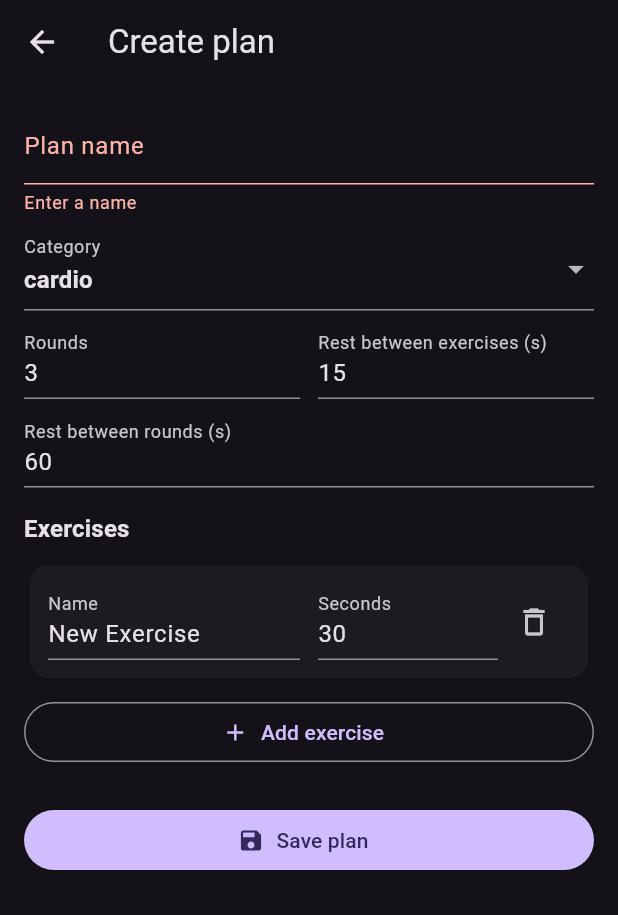
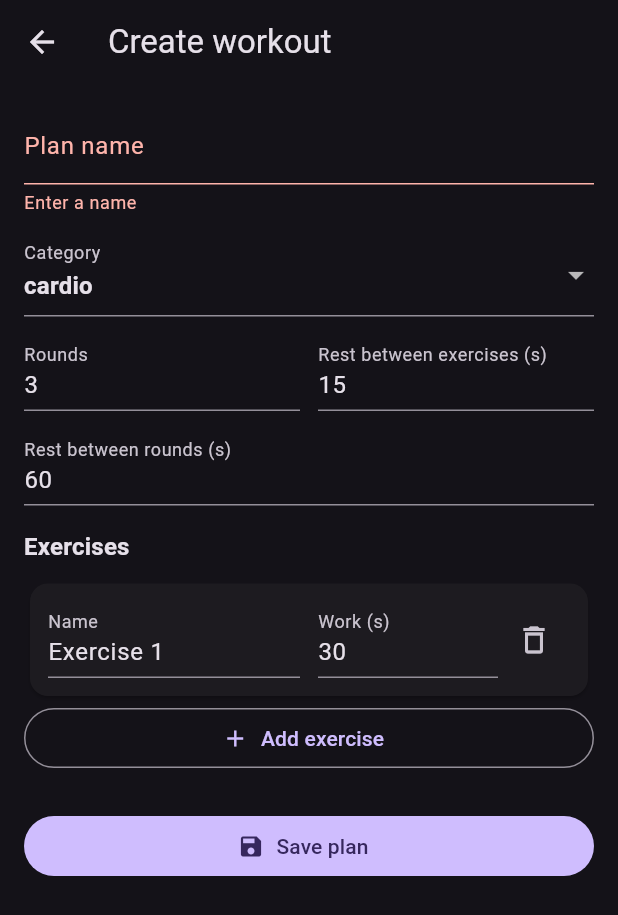
Before and after one commit to alherm7/playground1, a Flutter app: the PlanBuilderScreen screen opened directly, after a tap on the "delete outline" icon, after a tap on "Add exercise", after a tap on "Save plan", on a phone screen of 412 x 824 dp. Shown: the top 915 px of the screen. Run offline on Flutter 3.47's test engine with Material 3 defaults, Android fonts, the phone set to English and light mode, and no system bars; our stand-ins replace flutter_riverpod, flutter_tts, geolocator, shared_preferences; accounts and stored records are empty.

```diff
--- a/lib/screens/plan_builder_screen.dart
+++ b/lib/screens/plan_builder_screen.dart
@@ -6,7 +6,6 @@ import '../providers/workout_library.dart';
 
 class PlanBuilderScreen extends ConsumerStatefulWidget {
   const PlanBuilderScreen({super.key});
-
   @override
   ConsumerState<PlanBuilderScreen> createState() => _PlanBuilderScreenState();
 }
@@ -17,18 +16,18 @@ class _PlanBuilderScreenState extends ConsumerState<PlanBuilderScreen> {
 
   String _name = '';
   WorkoutCategory _category = WorkoutCategory.cardio;
-  int _rounds = 3;
-  int _restBetweenExercises = 15;
-  int _restBetweenRounds = 60;
-
+  int _rounds = 3; // a)
+  int _restBetweenExercises = 15; // c)
+  int _restBetweenRounds = 60; // d)
   final List<Exercise> _exercises = [
-    const Exercise(name: 'New Exercise', seconds: 30)
+    // b) + e)
+    const Exercise(name: 'Exercise 1', seconds: 30),
   ];
 
   @override
   Widget build(BuildContext context) {
     return Scaffold(
-      appBar: AppBar(title: const Text('Create plan')),
+      appBar: AppBar(title: const Text('Create workout')),
       body: Form(
         key: _form,
         child: ListView(
@@ -40,28 +39,27 @@ class _PlanBuilderScreenState extends ConsumerState<PlanBuilderScreen> {
                   (v == null || v.trim().isEmpty) ? 'Enter a name' : null,
               onSaved: (v) => _name = (v ?? '').trim(),
             ),
-            const SizedBox(height: 8),
+            const SizedBox(height: 12),
             DropdownButtonFormField<WorkoutCategory>(
               value: _category,
-              decoration: const InputDecoration(labelText: 'Category'),
               items: WorkoutCategory.values
                   .map((c) => DropdownMenuItem(value: c, child: Text(c.name)))
                   .toList(),
               onChanged: (c) {
                 if (c != null) setState(() => _category = c);
               },
+              decoration: const InputDecoration(labelText: 'Category'),
             ),
-            const SizedBox(height: 8),
-            Row(
-              children: [
+            const SizedBox(height: 12),
+            Row(children: [
               Expanded(
                 child: TextFormField(
                   initialValue: '$_rounds',
                   decoration: const InputDecoration(labelText: 'Rounds'),
                   keyboardType: TextInputType.number,
                   onSaved: (v) {
-                      final parsed = int.tryParse((v ?? '').trim());
-                      _rounds = parsed ?? 3;
+                    final n = int.tryParse((v ?? '').trim());
+                    _rounds = n ?? 3;
                   },
                 ),
               ),
@@ -73,35 +71,33 @@ class _PlanBuilderScreenState extends ConsumerState<PlanBuilderScreen> {
                       labelText: 'Rest between exercises (s)'),
                   keyboardType: TextInputType.number,
                   onSaved: (v) {
-                      final parsed = int.tryParse((v ?? '').trim());
-                      _restBetweenExercises = parsed ?? 15;
+                    final n = int.tryParse((v ?? '').trim());
+                    _restBetweenExercises = n ?? 15;
                   },
                 ),
               ),
-              ],
-            ),
-            const SizedBox(height: 8),
+            ]),
+            const SizedBox(height: 12),
             TextFormField(
               initialValue: '$_restBetweenRounds',
               decoration:
                   const InputDecoration(labelText: 'Rest between rounds (s)'),
               keyboardType: TextInputType.number,
               onSaved: (v) {
-                final parsed = int.tryParse((v ?? '').trim());
-                _restBetweenRounds = parsed ?? 60;
+                final n = int.tryParse((v ?? '').trim());
+                _restBetweenRounds = n ?? 60;
               },
             ),
             const SizedBox(height: 16),
             Text('Exercises', style: Theme.of(context).textTheme.titleMedium),
             const SizedBox(height: 8),
-            ..._exercises.asMap().entries.map((entry) {
-              final i = entry.key;
-              final ex = entry.value;
+            ..._exercises.asMap().entries.map((e) {
+              final i = e.key;
+              final ex = e.value;
               return Card(
                 child: Padding(
                   padding: const EdgeInsets.all(12),
-                  child: Row(
-                    children: [
+                  child: Row(children: [
                     Expanded(
                       child: TextFormField(
                         initialValue: ex.name,
@@ -109,7 +105,8 @@ class _PlanBuilderScreenState extends ConsumerState<PlanBuilderScreen> {
                         onSaved: (v) {
                           final name = (v ?? '').trim();
                           _exercises[i] = Exercise(
-                              name: name.isEmpty ? 'Exercise' : name,
+                            name:
+                                name.isEmpty ? 'Exercise ${i + 1}' : name, // e)
                             seconds: _exercises[i].seconds,
                           );
                         },
@@ -121,44 +118,46 @@ class _PlanBuilderScreenState extends ConsumerState<PlanBuilderScreen> {
                       child: TextFormField(
                         initialValue: '${ex.seconds}',
                         decoration:
-                              const InputDecoration(labelText: 'Seconds'),
+                            const InputDecoration(labelText: 'Work (s)'),
                         keyboardType: TextInputType.number,
                         onSaved: (v) {
-                            final secs = int.tryParse((v ?? '').trim());
+                          final n = int.tryParse((v ?? '').trim());
                           _exercises[i] = Exercise(
                             name: _exercises[i].name,
-                              seconds: secs ?? 30,
+                            seconds: n ?? 30, // c)
                           );
                         },
                       ),
                     ),
                     IconButton(
+                      tooltip: 'Remove',
+                      icon: const Icon(Icons.delete_outline),
                       onPressed: () => setState(() => _exercises.removeAt(i)),
-                        icon: const Icon(Icons.delete_outline),
-                        tooltip: 'Remove',
                     )
-                    ],
-                  ),
+                  ]),
                 ),
               );
             }),
-            const SizedBox(height: 8),
             OutlinedButton.icon(
-              onPressed: () => setState(() => _exercises
-                  .add(const Exercise(name: 'New Exercise', seconds: 30))),
+              onPressed: () => setState(() => _exercises.add(
+                    Exercise(
+                        name: 'Exercise ${_exercises.length + 1}', seconds: 30),
+                  )),
               icon: const Icon(Icons.add),
               label: const Text('Add exercise'),
             ),
             const SizedBox(height: 24),
             FilledButton.icon(
+              icon: const Icon(Icons.save),
+              label: const Text('Save plan'),
               onPressed: () async {
-                final form = _form.currentState;
-                if (form == null) return;
-                if (!form.validate()) return;
-                form.save();
+                final f = _form.currentState;
+                if (f == null) return;
+                if (!f.validate()) return;
+                f.save();
 
                 final plan = WorkoutPlan(
-                  id: _uuid.v4(),
+                  id: const Uuid().v4(),
                   name: _name,
                   category: _category,
                   exercises: List.of(_exercises),
@@ -167,16 +166,11 @@ class _PlanBuilderScreenState extends ConsumerState<PlanBuilderScreen> {
                   restBetweenRounds: _restBetweenRounds,
                 );
 
-                final navigator =
-                    Navigator.of(context); // <-- capture before await
                 await ref.read(workoutLibraryProvider.notifier).addPlan(plan);
 
-                // (optional) also guard state if you touch other State fields next
                 if (!mounted) return;
-                navigator.pop(); // <-- uses captured object, not context
+                Navigator.of(context).pop();
               },
-              icon: const Icon(Icons.save),
-              label: const Text('Save plan'),
             ),
           ],
         ),
```
Also changed, not shown: lib/models/models.dart (+7 -3 lines), lib/screens/library_screen.dart (+25 -6 lines). Lines whose indentation alone changed are shown as unchanged.
